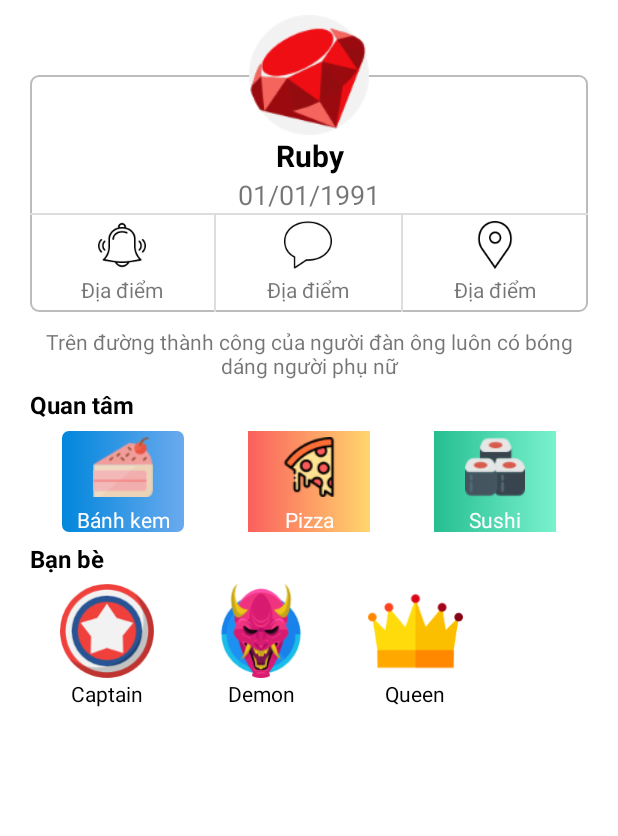
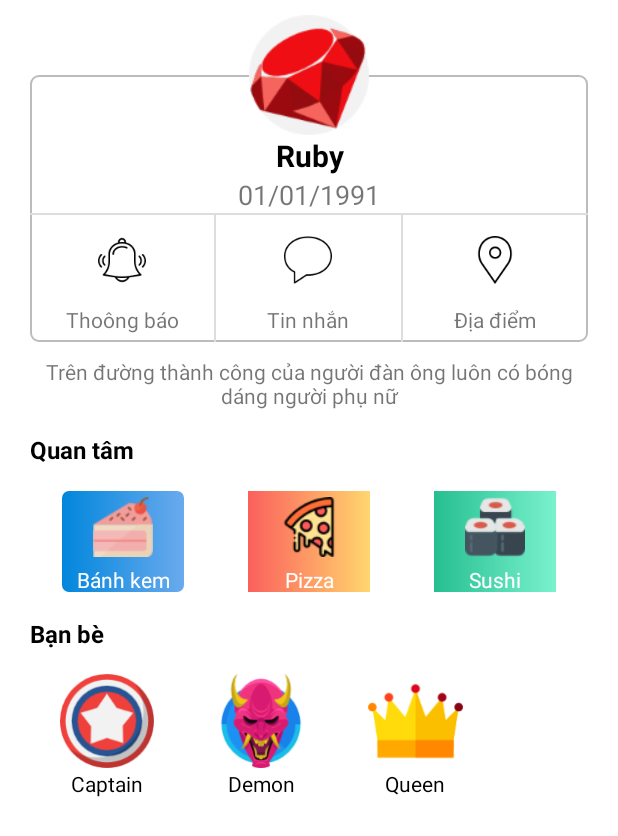
Before and after one commit to KhanhNHB/Dishy_App, an Android app: the fragment UserFragment shown on its own in the app's theme, on a phone screen of 412 x 824 dp. Shown: the top 836 px of the screen. Run offline under Robolectric (Android 15) with nearby library versions, the phone set to English and light mode, and no system bars.

Commit message:
Edit name match to icon, add ScrollView

```diff
--- a/app/src/main/res/layout/fragment_user.xml
+++ b/app/src/main/res/layout/fragment_user.xml
@@ -7,6 +7,10 @@
     tools:context=".fragments.UserFragment">
 
     <!-- TODO: Update blank fragment layout -->
+    <ScrollView
+        android:layout_width="match_parent"
+        android:layout_height="wrap_content"
+        android:scrollbars="vertical">
 
         <LinearLayout
             android:layout_width="match_parent"
@@ -73,6 +77,7 @@
                                 <ImageButton
                                     android:layout_width="@dimen/dp40"
                                     android:layout_height="@dimen/dp40"
+                                    android:layout_margin="@dimen/dp10"
                                     android:background="@color/colorWhite"
                                     android:src="@mipmap/ic_alarm" />
 
@@ -81,7 +86,7 @@
                                     android:layout_height="match_parent"
                                     android:layout_marginBottom="@dimen/dp2"
                                     android:gravity="center"
-                                android:text="Địa điểm" />
+                                    android:text="Thoông báo" />
                             </LinearLayout>
 
                             <View
@@ -100,6 +105,7 @@
                                     android:id="@+id/btnMessage"
                                     android:layout_width="@dimen/dp40"
                                     android:layout_height="@dimen/dp40"
+                                    android:layout_margin="@dimen/dp10"
                                     android:background="@color/colorWhite"
                                     android:src="@mipmap/ic_message" />
 
@@ -108,7 +114,7 @@
                                     android:layout_height="match_parent"
                                     android:layout_marginBottom="@dimen/dp5"
                                     android:gravity="center"
-                                android:text="Địa điểm" />
+                                    android:text="Tin nhắn" />
                             </LinearLayout>
 
                             <View
@@ -127,6 +133,7 @@
                                     android:id="@+id/btnLocation"
                                     android:layout_width="@dimen/dp40"
                                     android:layout_height="@dimen/dp40"
+                                    android:layout_margin="@dimen/dp10"
                                     android:background="@color/colorWhite"
                                     android:src="@mipmap/ic_placeholder" />
 
@@ -170,7 +177,7 @@
                 <TextView
                     android:layout_width="match_parent"
                     android:layout_height="wrap_content"
-                android:layout_marginTop="@dimen/dp5"
+                    android:layout_marginTop="@dimen/dp15"
                     android:text="Quan tâm"
                     android:textColor="@color/colorBlack"
                     android:textSize="@dimen/dp16"
@@ -180,7 +187,7 @@
             <LinearLayout
                 android:layout_width="match_parent"
                 android:layout_height="wrap_content"
-            android:layout_marginTop="@dimen/dp5"
+                android:layout_marginTop="@dimen/dp15"
                 android:orientation="horizontal"
                 android:weightSum="3">
 
@@ -291,7 +298,7 @@
                 <TextView
                     android:layout_width="match_parent"
                     android:layout_height="wrap_content"
-                android:layout_marginTop="@dimen/dp5"
+                    android:layout_marginTop="@dimen/dp15"
                     android:text="Bạn bè"
                     android:textColor="@color/colorBlack"
                     android:textSize="@dimen/dp16"
@@ -301,7 +308,7 @@
             <LinearLayout
                 android:layout_width="match_parent"
                 android:layout_height="wrap_content"
-            android:layout_marginTop="@dimen/dp5"
+                android:layout_marginTop="@dimen/dp15"
                 android:orientation="horizontal"
                 android:weightSum="4">
 
@@ -372,4 +379,6 @@
                 </LinearLayout>
             </LinearLayout>
         </LinearLayout>
+
+    </ScrollView>
 </FrameLayout>
```
Lines whose indentation alone changed are shown as unchanged.
